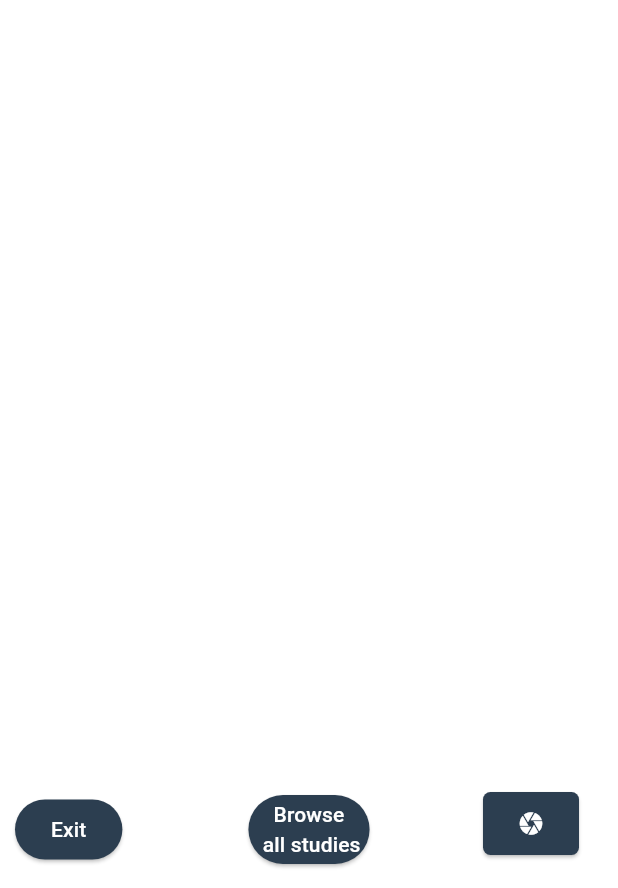
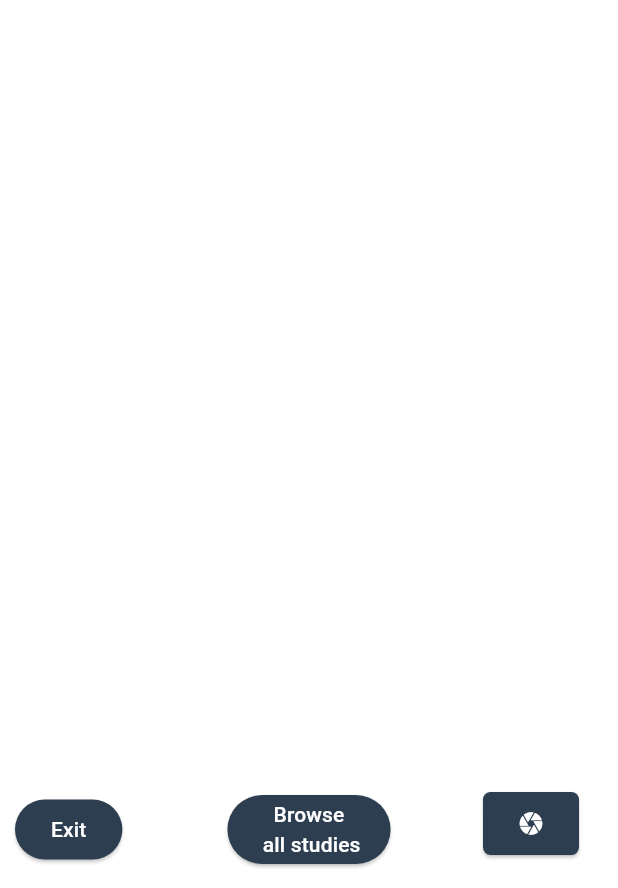
Before and after one commit to DOC-MEX/grassroots_mobile_app, a Flutter app: the screen it shows after launch, on a phone screen of 412 x 824 dp, the part 348-1236 px from its top. Run offline on Flutter 3.47's test engine with Material 3 defaults, Android fonts, the phone set to English and light mode, and no system bars; our stand-ins replace image_picker; missing offline and left inert: mobile_scanner.

Commit message:
Fix overflowing when many rows are displayed in the table of observations (dialog)

```diff
--- a/lib/grassroots_studies.dart
+++ b/lib/grassroots_studies.dart
@@ -418,6 +418,7 @@ class _GrassrootsPageState extends State<GrassrootsStudies> {
                                       }
 
                                       return Dialog(
+                                        child: SingleChildScrollView(
                                           child: Container(
                                             padding: EdgeInsets.all(20.0),
                                             child: Column(
@@ -431,6 +432,7 @@ class _GrassrootsPageState extends State<GrassrootsStudies> {
                                                 else
                                                   ObservationTable(rawValues: rawValues, displayUnit: displayUnit),
                                               ],
+                                            ),
                                           ),
                                         ),
                                       );
--- a/lib/home.dart
+++ b/lib/home.dart
@@ -186,7 +186,7 @@ class _HomePageState extends State<HomePage> {
                     );
                   },
                   style: ElevatedButton.styleFrom(
-                    padding: EdgeInsets.symmetric(vertical: 3, horizontal: 6), // Adjust the padding here
+                    padding: EdgeInsets.symmetric(vertical: 3, horizontal: 20), // Adjust the padding here
                   ),
                   child: Text(
                     'Browse \n all studies',
```
Lines whose indentation alone changed are shown as unchanged.
